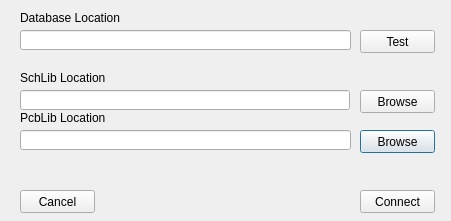
fierst/parts-db-editor, file AltiumPartsDB/database_connection_dlg.ui: the form before one commit.
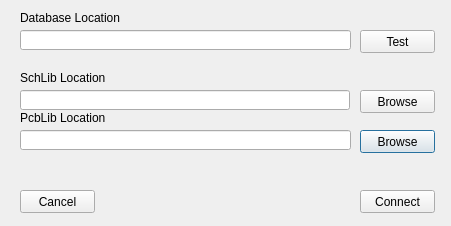
The form after the commit.

Patch:
```diff
--- a/AltiumPartsDB/database_connection_dlg.ui
+++ b/AltiumPartsDB/database_connection_dlg.ui
@@ -7,7 +7,7 @@
     <x>0</x>
     <y>0</y>
     <width>451</width>
-    <height>221</height>
+    <height>226</height>
    </rect>
   </property>
   <property name="windowTitle">
```
